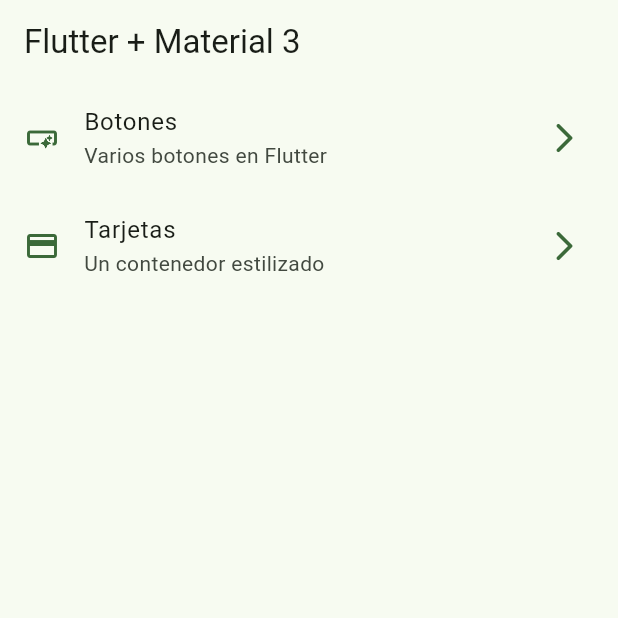
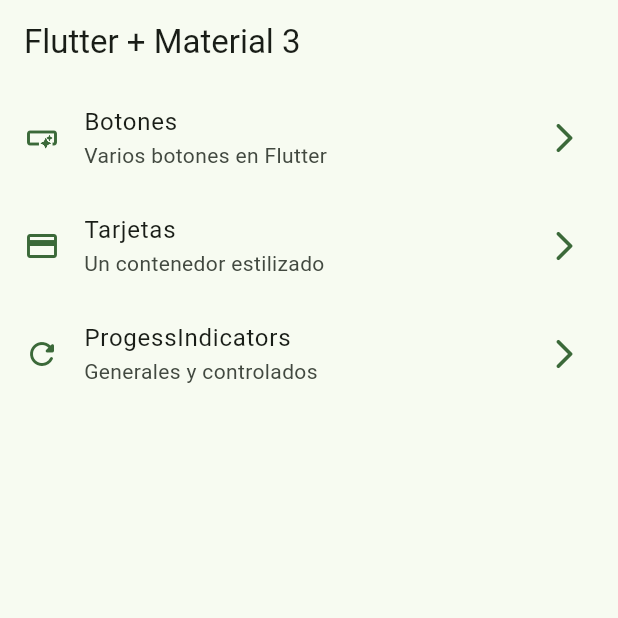
Before and after one commit to Tech-Code1/widgets_app, a Flutter app: the screen it shows after launch, on a phone screen of 412 x 824 dp, the top half of it. Run offline on Flutter 3.47's test engine with Material 3 defaults, Android fonts, the phone set to English and light mode, and no system bars; our stand-ins replace go_router.

```diff
--- a/lib/config/router/app_route.dart
+++ b/lib/config/router/app_route.dart
@@ -20,5 +20,10 @@ final appRouter = GoRouter(
       name: CardsScreen.name,
       builder: (context, state) => const CardsScreen(),
     ),
+    GoRoute(
+      path: '/progress',
+      name: ProgressScreen.name,
+      builder: (context, state) => const ProgressScreen(),
+    ),
   ]
 );
--- a/lib/menu/menu_items.dart
+++ b/lib/menu/menu_items.dart
@@ -34,4 +34,10 @@ const appMenuItems = <MenuItem>[
     link: '/cards',
     icon: Icons.credit_card,
   ),
+  MenuItem(
+    title: 'ProgessIndicators',
+    subtitle: 'Generales y controlados',
+    link: '/progress',
+    icon: Icons.refresh_rounded,
+  ),
 ];
```
Also changed, not shown: lib/presentation/screens/progress/progress_screen.dart (+63 -1 lines).
